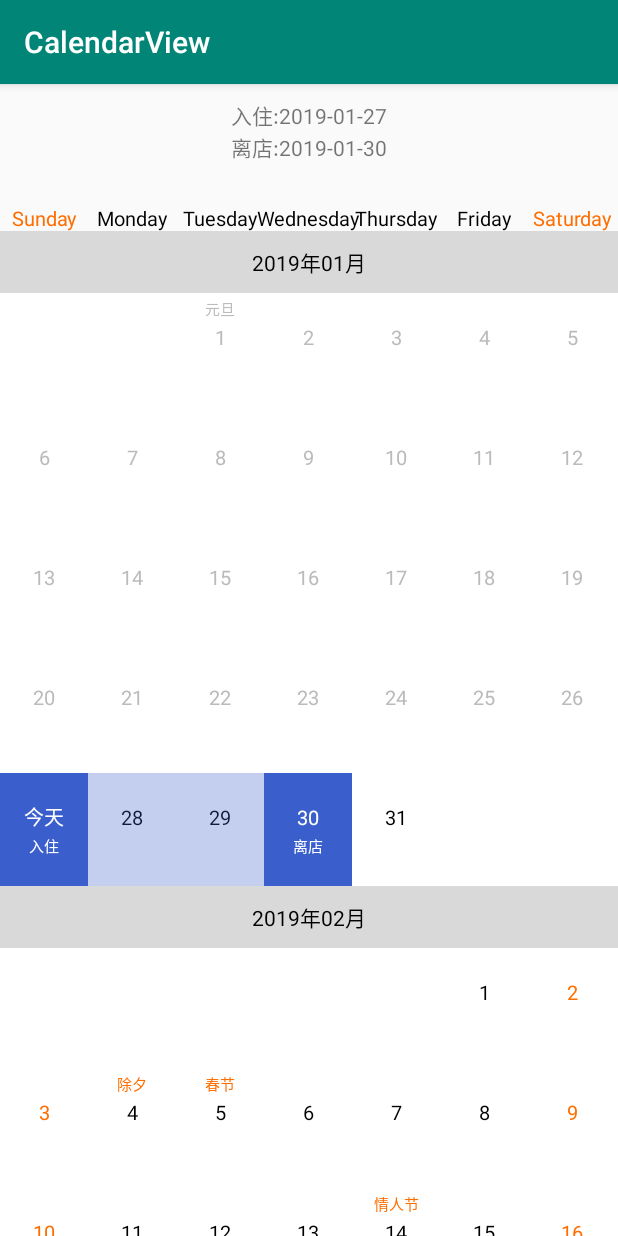
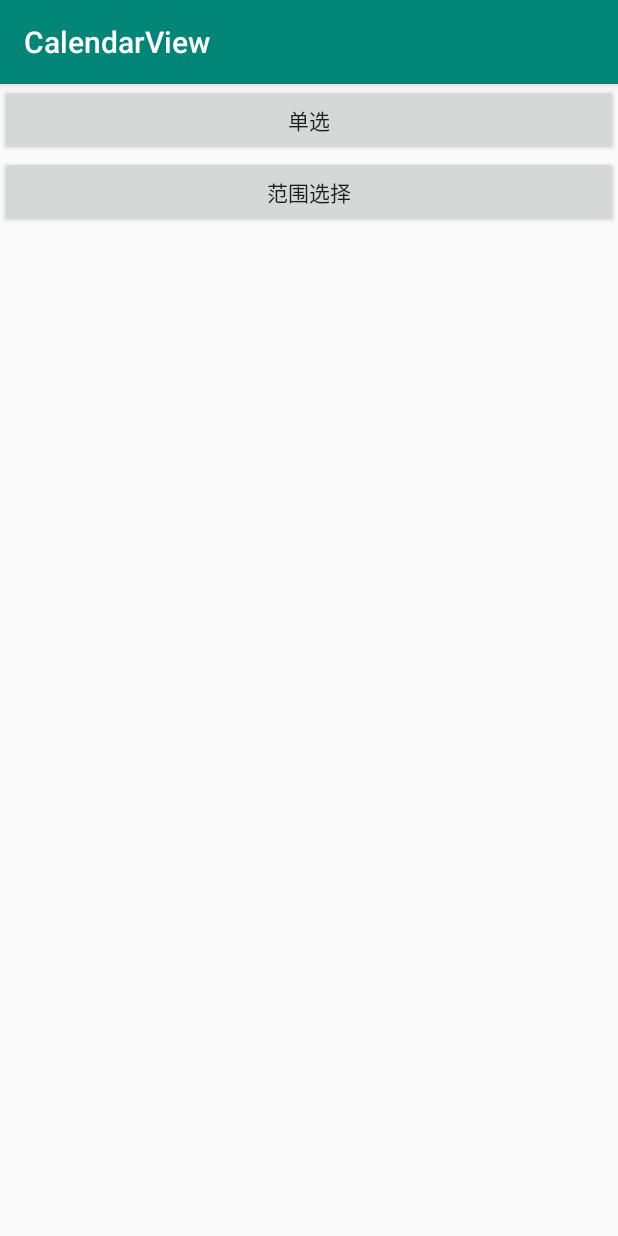
Before and after one commit to sy007/CalendarView, an Android app: the screen it shows after launch (MainActivity), on a phone screen of 412 x 824 dp. Run offline under Robolectric (Android 15) with nearby library versions, the phone set to English and light mode, and no system bars.

Commit message:
新增单选功能完善Demo

```diff
--- a/app/src/main/AndroidManifest.xml
+++ b/app/src/main/AndroidManifest.xml
@@ -9,13 +9,16 @@
         android:roundIcon="@mipmap/ic_launcher_round"
         android:supportsRtl="true"
         android:theme="@style/AppTheme">
+        <activity android:name=".RangeSelectActivity" />
+
+        <activity android:name=".SingleSelectActivity" />
         <activity android:name=".MainActivity">
             <intent-filter>
                 <action android:name="android.intent.action.MAIN" />
 
                 <category android:name="android.intent.category.LAUNCHER" />
             </intent-filter>
+
         </activity>
     </application>
-
 </manifest>
--- a/app/src/main/java/com/sunyuan/calendarview/MainActivity.java
+++ b/app/src/main/java/com/sunyuan/calendarview/MainActivity.java
@@ -1,104 +1,30 @@
 package com.sunyuan.calendarview;
 
+import android.content.Intent;
+import android.support.v7.app.AppCompatActivity;
 import android.os.Bundle;
-import android.support.v7.app.AppCompatActivity;
 import android.view.View;
-import android.widget.TextView;
-
-import com.sunyuan.calendarlibrary.CalendarView;
-import com.sunyuan.calendarlibrary.MonthTitleViewCallBack;
-import com.sunyuan.calendarlibrary.model.CalendarDay;
-import com.sunyuan.calendarlibrary.model.CalendarSelectDay;
-
-import java.text.SimpleDateFormat;
-import java.util.Calendar;
-import java.util.Date;
-
 
 public class MainActivity extends AppCompatActivity {
-    public static final String TAG = MainActivity.class
-            .getSimpleName();
-    private TextView tvFirstSelectDate;
-    private TextView tvLastSelectDate;
-    private CalendarSelectDay<CalendarDay> calendarSelectDay;
-    private CalendarView calendarView;
 
     @Override
     protected void onCreate(Bundle savedInstanceState) {
         super.onCreate(savedInstanceState);
         setContentView(R.layout.activity_main);
-        initSelectCalendar();
-        initView();
-    }
-
-    private void initView() {
-        calendarView = findViewById(R.id.calendar_view);
-        tvFirstSelectDate = findViewById(R.id.tv_first_select_date);
-        tvLastSelectDate = findViewById(R.id.tv_last_select_date);
-        String firstSelectDateStr = formatDate("yyyy-MM-dd", calendarSelectDay.getFirstSelectDay().toDate());
-        String lastSelectDateStr = formatDate("yyyy-MM-dd", calendarSelectDay.getLastSelectDay().toDate());
-        tvFirstSelectDate.setText(firstSelectDateStr);
-        tvLastSelectDate.setText(lastSelectDateStr);
-        //设置初始化选中日期
-        calendarView.setCalendarSelectDay(calendarSelectDay);
-        //绘制monthTitle
-        calendarView.setMonthTitleViewCallBack(new MonthTitleViewCallBack() {
+        findViewById(R.id.btn_single_select).setOnClickListener(new View.OnClickListener() {
             @Override
-            public View getMonthTitleView(int position, Date date) {
-                View view = View.inflate(MainActivity.this, R.layout.layout_month_title, null);
-                TextView tvMonthTitle = view.findViewById(R.id.tv_month_title);
-                tvMonthTitle.setText(formatDate("yyyy年MM月", date));
-                return view;
+            public void onClick(View v) {
+                Intent intent = new Intent(MainActivity.this, SingleSelectActivity.class);
+                startActivity(intent);
             }
         });
-        //设置选中事件
-        calendarView.setOnCalendarSelectDayListener(new CalendarView.OnCalendarSelectDayListener<CalendarDay>() {
+
+        findViewById(R.id.btn_range_select).setOnClickListener(new View.OnClickListener() {
             @Override
-            public void onCalendarSelectDay(CalendarSelectDay<CalendarDay> calendarSelectDay) {
-                CalendarDay firstSelectDay = calendarSelectDay.getFirstSelectDay();
-                CalendarDay lastSelectDay = calendarSelectDay.getLastSelectDay();
-                if (firstSelectDay != null) {
-                    String firstSelectDateStr = formatDate("yyyy-MM-dd", firstSelectDay.toDate());
-                    tvFirstSelectDate.setText(firstSelectDateStr);
-                }
-                if (lastSelectDay != null) {
-                    String lastSelectDateStr = formatDate("yyyy-MM-dd", lastSelectDay.toDate());
-                    tvLastSelectDate.setText(lastSelectDateStr);
-                }
+            public void onClick(View v) {
+                Intent intent = new Intent(MainActivity.this, RangeSelectActivity.class);
+                startActivity(intent);
             }
         });
     }
-
-    private void initSelectCalendar() {
-        calendarSelectDay = new CalendarSelectDay<>();
-        Calendar calendar = Calendar.getInstance();
-        calendar.setTime(new Date());
-        CalendarDay firstSelectDay = new CalendarDay(calendar.get(Calendar.YEAR), calendar.get(Calendar.MONTH), calendar.get(Calendar.DAY_OF_MONTH));
-        int dayOfMonth = calendar.get(Calendar.DAY_OF_MONTH);
-        int maxDayOfMonth = calendar.getActualMaximum(Calendar.DAY_OF_MONTH);
-        if (dayOfMonth <= maxDayOfMonth - 3) {
-            calendar.set(Calendar.DAY_OF_MONTH, calendar.get(Calendar.DAY_OF_MONTH) + 3);
-        } else {
-            int maxMonth = calendar.getActualMaximum(Calendar.MONTH);
-            int month = calendar.get(Calendar.MONTH);
-            if (month + 1 > maxMonth) {
-                calendar.set(Calendar.YEAR, calendar.get(Calendar.YEAR) + 1);
-            } else {
-                calendar.set(Calendar.MONTH, calendar.get(Calendar.MONTH) + 1);
-            }
-            calendar.set(Calendar.DAY_OF_MONTH, 3 - (maxDayOfMonth - calendar.get(Calendar.DAY_OF_MONTH)));
-        }
-        CalendarDay lastSelelctDay = new CalendarDay(calendar.get(Calendar.YEAR),
-                calendar.get(Calendar.MONTH), calendar.get(Calendar.DAY_OF_MONTH));
-        calendarSelectDay.setFirstSelectDay(firstSelectDay);
-        calendarSelectDay.setLastSelectDay(lastSelelctDay);
-    }
-
-
-    public String formatDate(String format, Date date) {
-        SimpleDateFormat formatter = new SimpleDateFormat(format);
-        String dateString = formatter.format(date);
-        return dateString;
-    }
-
 }
--- a/app/src/main/res/layout/activity_main.xml
+++ b/app/src/main/res/layout/activity_main.xml
@@ -1,6 +1,5 @@
 <?xml version="1.0" encoding="utf-8"?>
 <LinearLayout xmlns:android="http://schemas.android.com/apk/res/android"
-    xmlns:sy="http://schemas.android.com/apk/res-auto"
     xmlns:tools="http://schemas.android.com/tools"
     android:layout_width="match_parent"
     android:layout_height="match_parent"
@@ -8,53 +7,16 @@
     tools:context=".MainActivity">
 
 
-    <LinearLayout
-        android:layout_width="wrap_content"
+    <Button
+        android:id="@+id/btn_single_select"
+        android:layout_width="match_parent"
         android:layout_height="wrap_content"
-        android:layout_gravity="center_horizontal"
-        android:layout_marginTop="10dp">
-
-        <TextView
-            android:layout_width="wrap_content"
-            android:layout_height="wrap_content"
-            android:text="入住:" />
-
-        <TextView
-            android:id="@+id/tv_first_select_date"
-            android:layout_width="wrap_content"
-            android:layout_height="wrap_content" />
-    </LinearLayout>
+        android:text="单选" />
 
 
-    <LinearLayout
-        android:layout_width="wrap_content"
-        android:layout_height="wrap_content"
-        android:layout_gravity="center_horizontal">
-
-        <TextView
-            android:layout_width="wrap_content"
-            android:layout_height="wrap_content"
-            android:text="离店:" />
-
-        <TextView
-            android:id="@+id/tv_last_select_date"
-            android:layout_width="wrap_content"
-            android:layout_height="wrap_content" />
-    </LinearLayout>
-
-
-    <com.sunyuan.calendarlibrary.MonthLableView
+    <Button
+        android:id="@+id/btn_range_select"
         android:layout_width="match_parent"
         android:layout_height="wrap_content"
-        android:layout_marginTop="30dp" />
-
-    <com.sunyuan.calendarlibrary.CalendarView
-        android:id="@+id/calendar_view"
-        android:layout_width="match_parent"
-        android:layout_height="wrap_content"
-        android:background="#FFFFFF"
-        sy:dividerHeight="5dp"
-        sy:firstSelectDayText="入住"
-        sy:lastSelectDayText="离店"
-        sy:selectMaxRange="28" />
+        android:text="范围选择" />
 </LinearLayout>
--- a/app/src/main/res/layout/layout_month_title.xml
+++ b/app/src/main/res/layout/layout_month_title.xml
@@ -6,7 +6,7 @@
     android:background="#8CBBBBBB"
     android:gravity="center"
     android:orientation="vertical">
-    <!--id 必须保持一致-->
+
     <TextView
         android:id="@+id/tv_month_title"
         android:layout_width="wrap_content"
--- a/calendarlibrary/src/main/java/com/sunyuan/calendarlibrary/MonthView.java
+++ b/calendarlibrary/src/main/java/com/sunyuan/calendarlibrary/MonthView.java
@@ -86,6 +86,7 @@ public class MonthView extends View {
     public static final String CORNER_RADIUS = "CORNER_RADIUS";
     public static final String FIRST_SELECT_DAY_TEXT = "FIRST_SELECT_DAY_TEXT";
     public static final String LAST_SELECT_DAY_TEXT = "LAST_SELECT_DAY_TEXT";
+    public static final String IS_SINGLE_SELECT = "IS_SINGLE_SELECT";
 
     public static final int DEFAULT_TOP_TEXT_COLOR = Color.parseColor("#FF6E00");
     public static final int DEFAULT_TEXT_COLOR = Color.parseColor("#000000");
@@ -139,6 +140,7 @@ public class MonthView extends View {
     private int cornerRadius;
     private String firstSelectDayText;
     private String lastSelectDayText;
+    private boolean isSingleSelect;
 
 
     public MonthView(Context context) {
@@ -173,7 +175,7 @@ public class MonthView extends View {
         cornerRadius = (int) ATTRS.get(CORNER_RADIUS);
         firstSelectDayText = (String) ATTRS.get(FIRST_SELECT_DAY_TEXT);
         lastSelectDayText = (String) ATTRS.get(LAST_SELECT_DAY_TEXT);
-
+        isSingleSelect = (boolean) ATTRS.get(IS_SINGLE_SELECT);
         int paddingLeft = (int) ATTRS.get(MONTH_PADDING_LEFT);
         int paddingTop = (int) ATTRS.get(MONTH_PADDING_TOP);
         int paddingRight = (int) ATTRS.get(MONTH_PADDING_RIGHT);
@@ -232,7 +234,7 @@ public class MonthView extends View {
     protected void onDraw(Canvas canvas) {
         super.onDraw(canvas);
         drawDays(canvas);
-        if (lastDay != -1 && selectStyle >= 0) {
+        if (!isSingleSelect && lastDay != -1 && selectStyle >= 0) {
             drawRange(canvas);
         }
     }
@@ -332,7 +334,7 @@ public class MonthView extends View {
                     }
                 }
             }
-            if (isMaxRange(day)) {
+            if (!isSingleSelect && isMaxRange(day)) {
                 firstSelectPaint.setColor(disTextColor);
                 dayPaint.setColor(disTextColor);
             }
--- a/calendarlibrary/src/main/res/values/attrs.xml
+++ b/calendarlibrary/src/main/res/values/attrs.xml
@@ -37,6 +37,7 @@
         <attr name="dividerColor" format="color" />
         <attr name="firstSelectDayText" format="string" />
         <attr name="lastSelectDayText" format="string" />
+        <attr name="isSingleSelect" format="boolean" />
     </declare-styleable>
 
 
```
Also changed, not shown: app/src/main/java/com/sunyuan/calendarview/RangeSelectActivity.java (added, +103 -0 lines), app/src/main/java/com/sunyuan/calendarview/SingleSelectActivity.java (added, +82 -0 lines), app/src/main/res/layout/activity_range_select.xml (added, +60 -0 lines), app/src/main/res/layout/activity_single_select.xml (added, +39 -0 lines), calendarlibrary/src/main/java/com/sunyuan/calendarlibrary/CalendarAdapter.java (+7 -0 lines), calendarlibrary/src/main/java/com/sunyuan/calendarlibrary/CalendarView.java (+7 -0 lines).
